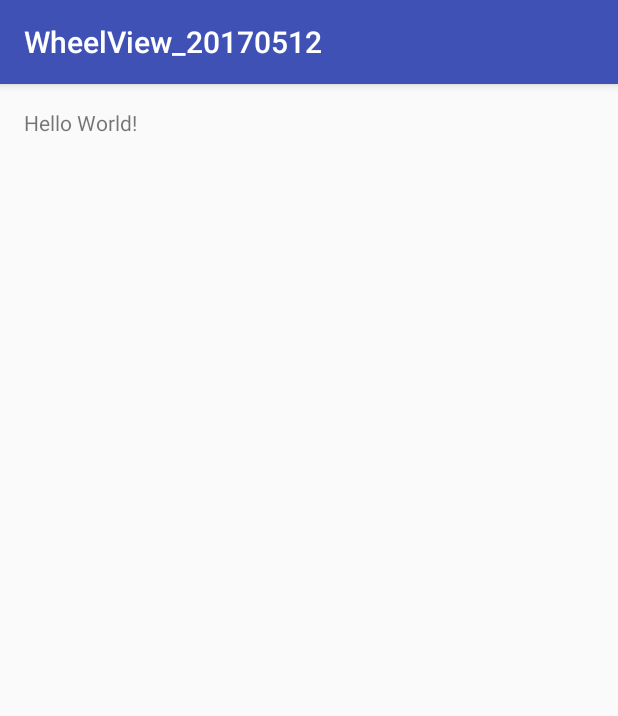
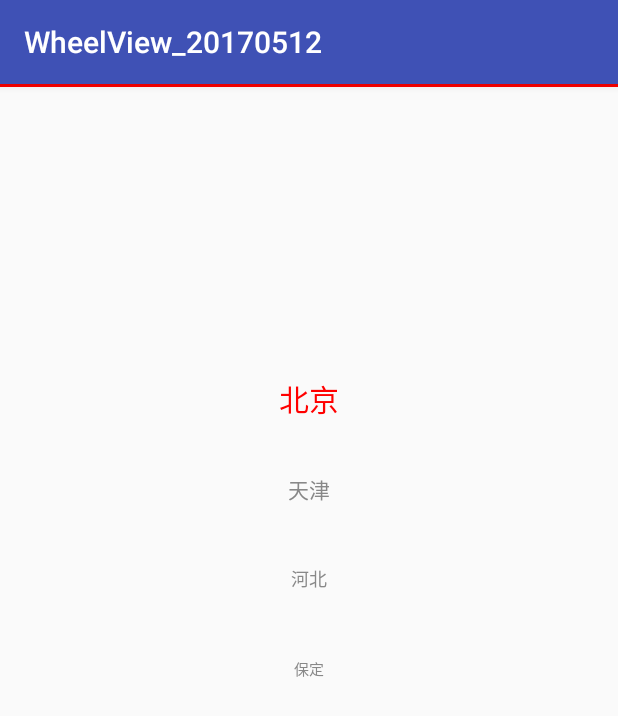
Before and after one commit to wxcican/WheelView_20170512, an Android app: the screen it shows after launch (MainActivity), on a phone screen of 412 x 824 dp. Shown: the top 716 px of the screen. Run offline under Robolectric (Android 15) with nearby library versions, the phone set to English and light mode, and no system bars.

Commit message:
实现滚轮选择控件，选择线未显示

```diff
--- a/app/src/main/java/com/fuicuiedu/xc/wheelview_20170512/MainActivity.java
+++ b/app/src/main/java/com/fuicuiedu/xc/wheelview_20170512/MainActivity.java
@@ -2,6 +2,12 @@ package com.fuicuiedu.xc.wheelview_20170512;
 
 import android.support.v7.app.AppCompatActivity;
 import android.os.Bundle;
+import android.widget.Toast;
+
+import com.fuicuiedu.xc.wheelview_20170512.view.MyWheelView;
+import com.fuicuiedu.xc.wheelview_20170512.view.WheelView;
+
+import java.util.ArrayList;
 
 public class MainActivity extends AppCompatActivity {
 
@@ -9,5 +15,46 @@ public class MainActivity extends AppCompatActivity {
     protected void onCreate(Bundle savedInstanceState) {
         super.onCreate(savedInstanceState);
         setContentView(R.layout.activity_main);
+
+        MyWheelView wheelView = (MyWheelView) findViewById(R.id.main_wheel_view);
+
+        ArrayList<String> list = new ArrayList<>();
+        list.add("北京");
+        list.add("天津");
+        list.add("河北");
+        list.add("保定");
+        list.add("南京");
+        list.add("厦门");
+        list.add("三亚");
+        list.add("海南");
+        list.add("成都");
+        list.add("重庆");
+        list.add("安徽");
+        list.add("上海");
+        list.add("新疆");
+        list.add("拉萨");
+        list.add("青海");
+        list.add("东南");
+        list.add("西南");
+        list.add("东北");
+        list.add("东西");
+        list.add("东东");
+        list.add("南北");
+        list.add("南西");
+        list.add("西北");
+        list.add("西东");
+        list.add("北南");
+        list.add("北东");
+        list.add("北西");
+
+        wheelView.setData(list);
+
+        //添加监听
+        wheelView.getWheelView().setOnSelectedListener(new WheelView.OnSelectedListener() {
+            @Override
+            public void selected(int id, String text) {
+                Toast.makeText(MainActivity.this, "选择了" + text, Toast.LENGTH_SHORT).show();
+            }
+        });
     }
 }
--- /dev/null
+++ b/app/src/main/java/com/fuicuiedu/xc/wheelview_20170512/view/MyWheelView.java
@@ -0,0 +1,92 @@
+package com.fuicuiedu.xc.wheelview_20170512.view;
+
+import android.content.Context;
+import android.content.SharedPreferences;
+import android.content.res.TypedArray;
+import android.graphics.Color;
+import android.util.AttributeSet;
+import android.util.Log;
+import android.util.TypedValue;
+import android.view.View;
+import android.view.ViewGroup;
+import android.widget.FrameLayout;
+import android.widget.LinearLayout;
+
+import com.fuicuiedu.xc.wheelview_20170512.R;
+
+import java.util.ArrayList;
+
+/**
+ * Created by Administrator on 2017/5/12 0012.
+ */
+
+public class MyWheelView extends FrameLayout {
+
+    /**
+     * 滚轮选择器
+     */
+    private WheelView wheelView;
+    /**
+     * 选择线的高度
+     */
+    private int lineHeight;
+    /**
+     * 选择线的颜色
+     */
+    private int lineColor;
+
+
+    public MyWheelView(Context context) {
+        this(context, null);
+    }
+
+    public MyWheelView(Context context, AttributeSet attrs) {
+        super(context, attrs);
+
+        //初始化滚轮选择器和上下的选择线并且显示到屏幕上
+        LinearLayout.LayoutParams params = new LinearLayout.LayoutParams(ViewGroup.LayoutParams.MATCH_PARENT, ViewGroup.LayoutParams.WRAP_CONTENT);
+        wheelView = new WheelView(context, attrs);
+        wheelView.setLayoutParams(params);
+        wheelView.setBackgroundColor(Color.TRANSPARENT);
+        int height = wheelView.getHeight2();
+
+        //获取xml里的配置
+        TypedArray array = context.obtainStyledAttributes(attrs, R.styleable.MyWheelView);
+        lineHeight = (int) array.getDimension(R.styleable.MyWheelView_lineHeight, wheelView.changeUnit(TypedValue.COMPLEX_UNIT_DIP, 2));
+        lineColor = array.getColor(R.styleable.MyWheelView_lineColor, Color.BLACK);
+        array.recycle();
+
+        //计算出上下两条线距离顶端的距离
+        int lineTopY = height / 2 - wheelView.getUnitHeight() / 2 + lineHeight;
+        int lineBottomY = height / 2 + wheelView.getUnitHeight() / 2 - lineHeight;
+
+        //初始化两条线的高宽
+        LinearLayout.LayoutParams lineParams1 = new LinearLayout.LayoutParams(LinearLayout.LayoutParams.MATCH_PARENT, lineHeight);
+        LinearLayout.LayoutParams lineParams2 = new LinearLayout.LayoutParams(LinearLayout.LayoutParams.MATCH_PARENT, lineHeight);
+
+
+        //创建两条线并且设置距离顶部距离以及线的颜色，并且把线添加到屏幕上
+        View line1 = new View(context);
+        line1.setBackgroundColor(lineColor);
+        lineParams1.topMargin = lineTopY;
+        line1.setLayoutParams(lineParams1);
+        addView(line1);
+
+        View line2 = new View(context);
+        line2.setBackgroundColor(lineColor);
+        lineParams2.topMargin = lineBottomY;
+        line2.setLayoutParams(lineParams2);
+        addView(line2);
+
+        addView(wheelView);
+    }
+
+    public WheelView getWheelView(){
+        return wheelView;
+    }
+
+    //设置数据
+    public void setData(ArrayList<String> list){
+        wheelView.setData(list);
+    }
+}
--- a/app/src/main/java/com/fuicuiedu/xc/wheelview_20170512/view/WheelView.java
+++ b/app/src/main/java/com/fuicuiedu/xc/wheelview_20170512/view/WheelView.java
@@ -142,7 +142,8 @@ public class WheelView extends LinearLayout{
             case MotionEvent.ACTION_UP:
                 //手指松开后继续滑动一段距离
                 actionUp(getScrollY());
-                //todo 选择后提示用户 -------------- 接口回调
+                //选择后提示用户 -------------- 接口回调
+                listener.selected(currentIndex,wheelItems.get(currentIndex).getText().toString());
                 break;
         }
 
@@ -203,18 +204,67 @@ public class WheelView extends LinearLayout{
         }
     }
 
+    //手指松开后继续滑动一段距离
+    private void actionUp(int scrollY){
+        //根据手指的滑动速度获取到当前选中的条目
+        getSelectdIndex(scrollY);
+        //得到需要移动的距离
+        int dy = (currentIndex - firstSelectedIndex) * unitHeight - scrollY;
+        //让控件在0.1秒内从当前位置，滑动到指定位置
+        smoothScroolBy(dy);
+    }
 
+    //让控件在0.1秒内从当前位置，滑动到指定位置,必须要配合computeScroll使用！！！！
+    private void smoothScroolBy(int dy) {
+        scroller.startScroll(0, getScrollY(), 0, dy, 100);
+        postInvalidate();
+    }
 
+    // #######################################    接口回调    ########################
+    public interface OnSelectedListener{
+        void selected(int id,String text);
+    }
 
+    private OnSelectedListener listener;
 
+    public void setOnSelectedListener(OnSelectedListener listener){
+        this.listener = listener;
+    }
 
+    //  #####################################  对外提供三个方法   ####################
+    //设置数据
+    public void setData(ArrayList<String> list){
+        //每次需要先清空所有的数据
+        removeAllViews();
+        wheelItems = new ArrayList<>();
+        currentIndex = firstSelectedIndex;
 
+        //遍历数据生成对应的文本控件并添加到屏幕上
+        for (int i = 0; i < list.size(); i++) {
+            TextView tv = new TextView(context);
+            tv.setGravity(Gravity.CENTER);
+            tv.setText(list.get(i));
+            tv.setLayoutParams(params);
 
+            wheelItems.add(tv);
+            setSelectedFont();//设置选择项的字体
+            //根据首选项的索引滑动到首选项的位置
+            smoothScroolBy((firstSelectedIndex - (itemCount / 2)) * unitHeight);
+            addView(tv);
+        }
 
+        //计算出首选项和中间项的差值，以便于后续计算出选中项和滑动距离使用
+        firstSelectedIndex -= (firstSelectedIndex - (itemCount /2));
+        invalidate();//刷新ui
+    }
 
+    public int getHeight2(){
+        return Height;
+    }
 
-
-
+    public int getUnitHeight(){
+        return unitHeight;
+    }
 
     //将传进来的值变为期望的值
     //unit 期望转换得到值的类型（TypedValue.COMPLEX_UNIT_DIP,得到dp类型的值）
--- a/app/src/main/res/layout/activity_main.xml
+++ b/app/src/main/res/layout/activity_main.xml
@@ -1,17 +1,18 @@
 <?xml version="1.0" encoding="utf-8"?>
 <RelativeLayout xmlns:android="http://schemas.android.com/apk/res/android"
+    xmlns:app="http://schemas.android.com/apk/res-auto"
     xmlns:tools="http://schemas.android.com/tools"
     android:id="@+id/activity_main"
     android:layout_width="match_parent"
     android:layout_height="match_parent"
-    android:paddingBottom="@dimen/activity_vertical_margin"
-    android:paddingLeft="@dimen/activity_horizontal_margin"
-    android:paddingRight="@dimen/activity_horizontal_margin"
-    android:paddingTop="@dimen/activity_vertical_margin"
     tools:context="com.fuicuiedu.xc.wheelview_20170512.MainActivity">
 
-    <TextView
-        android:layout_width="wrap_content"
+    <com.fuicuiedu.xc.wheelview_20170512.view.MyWheelView
+        android:id="@+id/main_wheel_view"
+        android:layout_width="match_parent"
         android:layout_height="wrap_content"
-        android:text="Hello World!"/>
+        app:selectedDefaultIndex="0"
+        app:selectedTextColor="#ff0000"
+        app:unitHeight="60dp"
+        app:lineColor="#ff0000" />
 </RelativeLayout>
```
